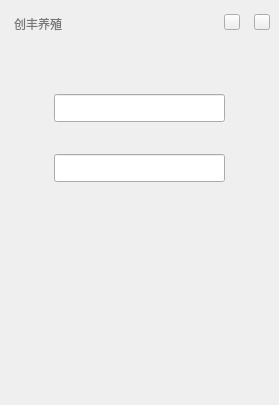
Before: the Qt Designer form ChuangfengDesktop/LoginQWidget.ui in asdlei99/chuangfengdesktop, drawn with Qt 5.
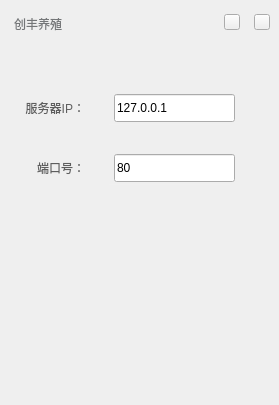
After: the same form once the commit is applied. The open tabs and pages were chosen to show the change.

Diff of the .ui file:
```diff
--- a/ChuangfengDesktop/LoginQWidget.ui
+++ b/ChuangfengDesktop/LoginQWidget.ui
@@ -175,29 +175,35 @@
        <widget class="QLineEdit" name="port_Edit">
         <property name="geometry">
          <rect>
-          <x>40</x>
+          <x>100</x>
           <y>120</y>
-          <width>171</width>
+          <width>121</width>
           <height>28</height>
          </rect>
         </property>
+        <property name="text">
+         <string>80</string>
+        </property>
        </widget>
        <widget class="QLineEdit" name="servce_ip">
         <property name="geometry">
          <rect>
-          <x>40</x>
+          <x>100</x>
           <y>60</y>
-          <width>171</width>
+          <width>121</width>
           <height>28</height>
          </rect>
         </property>
+        <property name="text">
+         <string>127.0.0.1</string>
+        </property>
        </widget>
        <widget class="QLabel" name="label_4">
         <property name="geometry">
          <rect>
-          <x>36</x>
+          <x>95</x>
           <y>90</y>
-          <width>180</width>
+          <width>121</width>
           <height>1</height>
          </rect>
         </property>
@@ -211,9 +217,9 @@
        <widget class="QLabel" name="label_5">
         <property name="geometry">
          <rect>
-          <x>36</x>
+          <x>95</x>
           <y>150</y>
-          <width>180</width>
+          <width>121</width>
           <height>1</height>
          </rect>
         </property>
@@ -224,6 +230,44 @@
          <string/>
         </property>
        </widget>
+       <widget class="QLabel" name="label_6">
+        <property name="geometry">
+         <rect>
+          <x>0</x>
+          <y>60</y>
+          <width>71</width>
+          <height>28</height>
+         </rect>
+        </property>
+        <property name="styleSheet">
+         <string notr="true">color: rgb(94, 94, 94);</string>
+        </property>
+        <property name="text">
+         <string>服务器IP：</string>
+        </property>
+        <property name="alignment">
+         <set>Qt::AlignRight|Qt::AlignTrailing|Qt::AlignVCenter</set>
+        </property>
+       </widget>
+       <widget class="QLabel" name="label_7">
+        <property name="geometry">
+         <rect>
+          <x>0</x>
+          <y>120</y>
+          <width>71</width>
+          <height>28</height>
+         </rect>
+        </property>
+        <property name="styleSheet">
+         <string notr="true">color: rgb(94, 94, 94);</string>
+        </property>
+        <property name="text">
+         <string>端口号：</string>
+        </property>
+        <property name="alignment">
+         <set>Qt::AlignRight|Qt::AlignTrailing|Qt::AlignVCenter</set>
+        </property>
+       </widget>
       </widget>
      </widget>
      <widget class="QPushButton" name="servce_set_btn">
```
